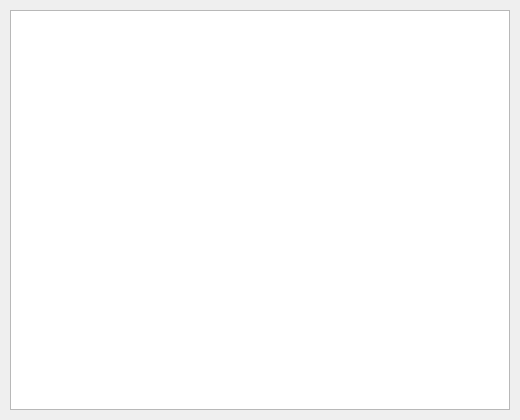
WELC0ME/Coffee, file main.ui: the form before one commit.
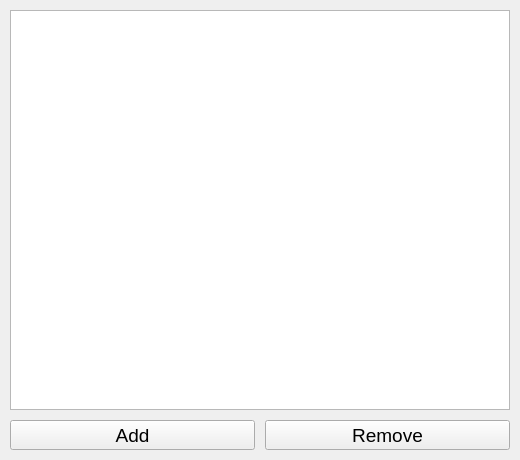
The form after the commit.

What changed in the file:
```diff
--- a/main.ui
+++ b/main.ui
@@ -7,9 +7,21 @@
     <x>0</x>
     <y>0</y>
     <width>520</width>
-    <height>420</height>
+    <height>460</height>
    </rect>
   </property>
+  <property name="minimumSize">
+   <size>
+    <width>520</width>
+    <height>460</height>
+   </size>
+  </property>
+  <property name="maximumSize">
+   <size>
+    <width>520</width>
+    <height>460</height>
+   </size>
+  </property>
   <property name="windowTitle">
    <string>MainWindow</string>
   </property>
@@ -24,6 +36,42 @@
      </rect>
     </property>
    </widget>
+   <widget class="QPushButton" name="btn_add">
+    <property name="geometry">
+     <rect>
+      <x>10</x>
+      <y>420</y>
+      <width>245</width>
+      <height>30</height>
+     </rect>
+    </property>
+    <property name="font">
+     <font>
+      <pointsize>14</pointsize>
+     </font>
+    </property>
+    <property name="text">
+     <string>Add</string>
+    </property>
+   </widget>
+   <widget class="QPushButton" name="btn_remove">
+    <property name="geometry">
+     <rect>
+      <x>265</x>
+      <y>420</y>
+      <width>245</width>
+      <height>30</height>
+     </rect>
+    </property>
+    <property name="font">
+     <font>
+      <pointsize>14</pointsize>
+     </font>
+    </property>
+    <property name="text">
+     <string>Remove</string>
+    </property>
+   </widget>
   </widget>
  </widget>
  <resources/>
```
